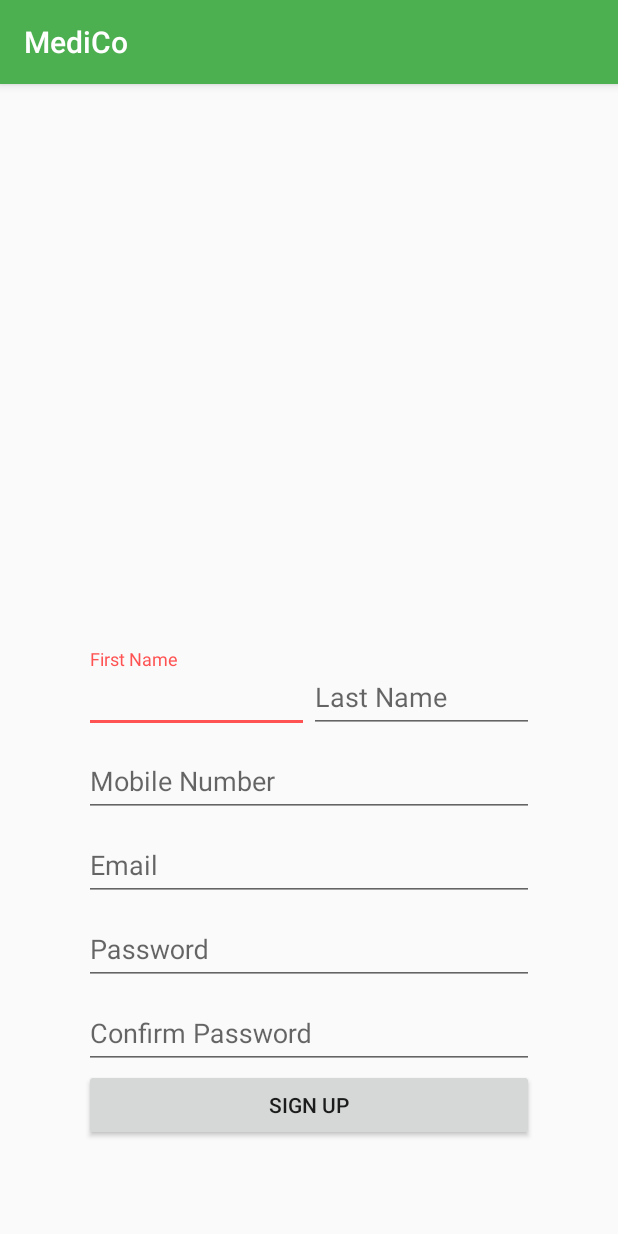
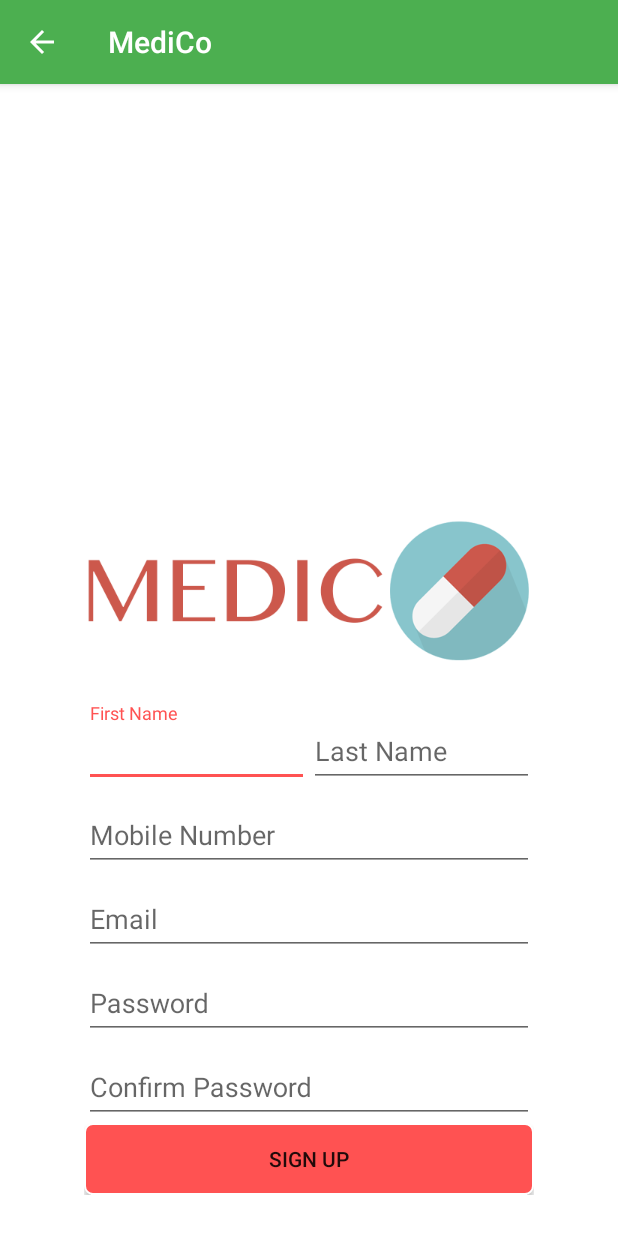
Before and after one commit to jxie215/MediCoApp, an Android app: the RegistrationActivity screen opened directly, with no data from a screen before it, on a phone screen of 412 x 824 dp. Run offline under Robolectric (Android 15) with nearby library versions, the phone set to English and light mode, and no system bars; our stand-ins replace Volley.

Commit message:
Registration page UI

```diff
--- a/app/src/main/AndroidManifest.xml
+++ b/app/src/main/AndroidManifest.xml
@@ -37,7 +37,8 @@
             android:label="@string/title_activity_alarm_notification"
             android:theme="@style/AppTheme.NoActionBar" />
         <activity android:name=".doctor.DoctorMainActivity"></activity>
-        <activity android:name=".RegistrationActivity"></activity>
+        <activity android:name=".RegistrationActivity"
+            android:parentActivityName=".LoginActivity"></activity>
     </application>
 
 </manifest>
--- a/app/src/main/res/layout/activity_registration.xml
+++ b/app/src/main/res/layout/activity_registration.xml
@@ -4,14 +4,16 @@
     xmlns:tools="http://schemas.android.com/tools"
     android:layout_width="match_parent"
     android:layout_height="match_parent"
+    android:background="@color/cardview_light_background"
     tools:context="com.example.jaden.medicoapp.RegistrationActivity">
 
     <LinearLayout
+        android:id="@+id/linearLayout"
         android:layout_width="300dp"
         android:layout_height="wrap_content"
         android:layout_alignParentBottom="true"
         android:layout_centerHorizontal="true"
-        android:layout_marginBottom="63dp"
+        android:layout_marginBottom="27dp"
         android:orientation="vertical">
 
         <LinearLayout
@@ -94,6 +96,15 @@
             android:id="@+id/buttonSignUp"
             android:layout_width="match_parent"
             android:layout_height="wrap_content"
+            android:background="@drawable/button2_background"
             android:text="Sign Up" />
     </LinearLayout>
+
+    <ImageView
+        android:id="@+id/imageView2"
+        android:layout_width="wrap_content"
+        android:layout_height="wrap_content"
+        android:layout_above="@+id/linearLayout"
+        android:layout_centerHorizontal="true"
+        app:srcCompat="@drawable/logo" />
 </RelativeLayout>
```
Also changed, not shown: app/src/main/java/com/example/jaden/medicoapp/RegistrationActivity.java (+13 -0 lines).
